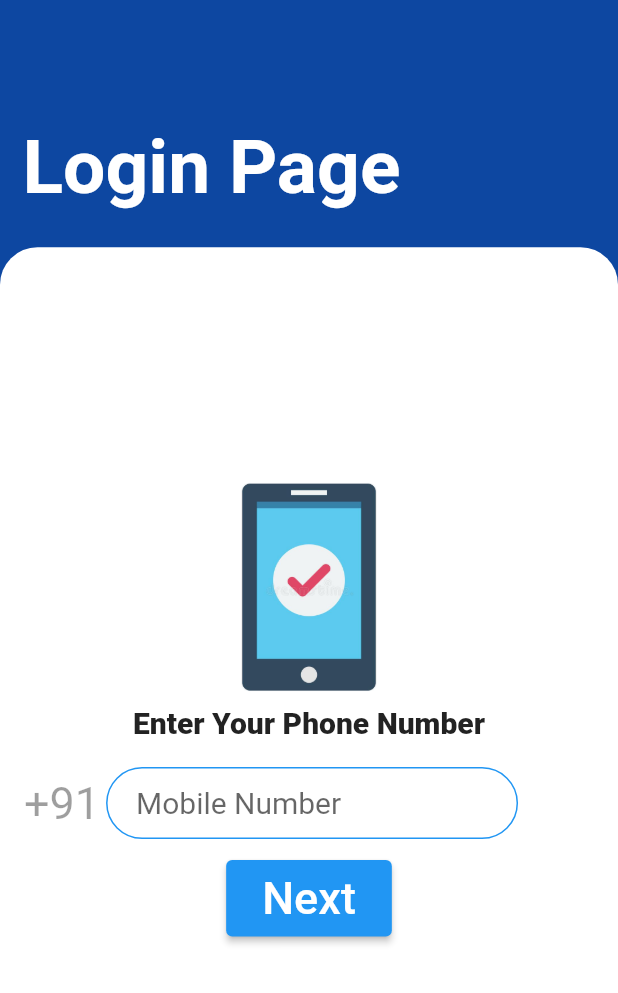
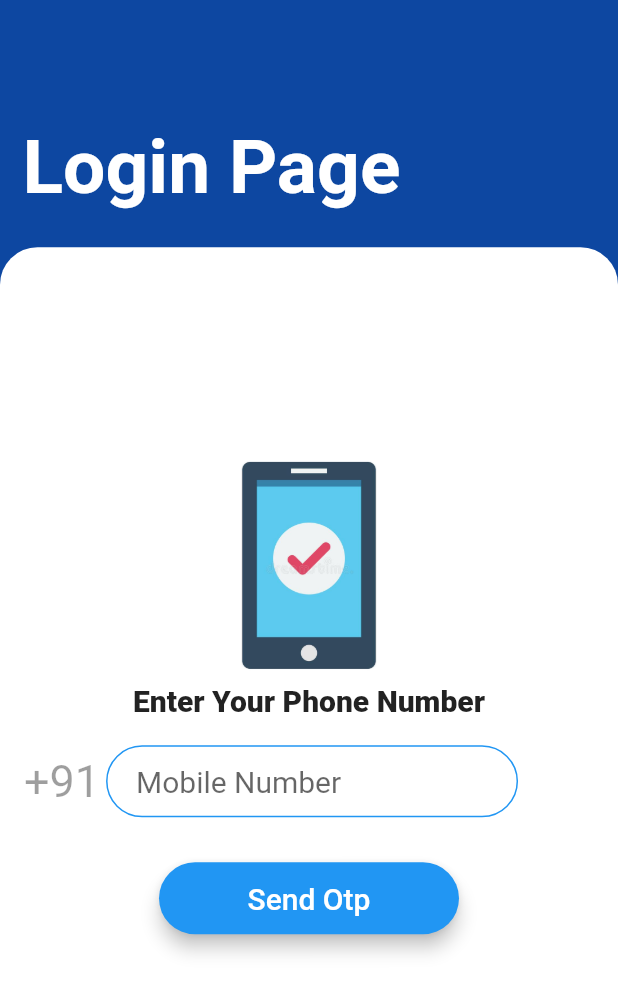
Before and after one commit to Ayushsahu6700/Login-Screen-Bloc, a Flutter app: the screen it shows after launch, on a phone screen of 412 x 824 dp. Shown: the top 993 px of the screen. Run offline on Flutter 3.47's test engine with Material 2 defaults, Android fonts, the light colour scheme and no system bars; our stand-ins replace otp_text_field.

Commit message:
refactored code

```diff
--- /dev/null
+++ b/lib/components/constants.dart
@@ -0,0 +1,17 @@
+import 'package:flutter/material.dart';
+
+const kTextFieldDecoration = InputDecoration(
+  hintText: 'Enter ypor value',
+  contentPadding: EdgeInsets.symmetric(vertical: 10.0, horizontal: 20.0),
+  border: OutlineInputBorder(
+    borderRadius: BorderRadius.all(Radius.circular(32.0)),
+  ),
+  enabledBorder: OutlineInputBorder(
+    borderSide: BorderSide(color: Colors.blue, width: 1.0),
+    borderRadius: BorderRadius.all(Radius.circular(32.0)),
+  ),
+  focusedBorder: OutlineInputBorder(
+    borderSide: BorderSide(color: Colors.blue, width: 2.0),
+    borderRadius: BorderRadius.all(Radius.circular(32.0)),
+  ),
+);
--- /dev/null
+++ b/lib/components/widgets.dart
@@ -0,0 +1,29 @@
+import 'package:flutter/material.dart';
+
+class RoundedButton extends StatelessWidget {
+  RoundedButton(
+      {required this.colour, required this.title, required this.onPressed});
+  final Color colour;
+  final String title;
+  final VoidCallback onPressed;
+  @override
+  Widget build(BuildContext context) {
+    return Padding(
+      padding: EdgeInsets.symmetric(vertical: 16.0),
+      child: Material(
+        elevation: 5.0,
+        color: colour,
+        borderRadius: BorderRadius.circular(30.0),
+        child: MaterialButton(
+          onPressed: onPressed,
+          minWidth: 200.0,
+          height: 42.0,
+          child: Text(
+            title,
+            style: TextStyle(fontSize: 20, color: Colors.white),
+          ),
+        ),
+      ),
+    );
+  }
+}
--- a/lib/views/firstpage.dart
+++ b/lib/views/firstpage.dart
@@ -1,5 +1,7 @@
+import 'package:bloc/components/widgets.dart';
 import 'package:flutter/cupertino.dart';
 import 'package:flutter/material.dart';
+import '../components/constants.dart';
 import 'otpScreen.dart';
 
 class MyHomePage extends StatefulWidget {
@@ -94,27 +96,8 @@ class _MyHomePageState extends State<MyHomePage> {
                                 keyboardType: TextInputType.number,
                                 autofocus: false,
                                 style: TextStyle(fontSize: 20),
-                                decoration: InputDecoration(
-                                  hintText: 'Mobile Number',
-                                  contentPadding: EdgeInsets.symmetric(
-                                      vertical: 10.0, horizontal: 20.0),
-                                  border: OutlineInputBorder(
-                                    borderRadius:
-                                        BorderRadius.all(Radius.circular(32.0)),
-                                  ),
-                                  enabledBorder: OutlineInputBorder(
-                                    borderSide: BorderSide(
-                                        color: Colors.blue, width: 1.0),
-                                    borderRadius:
-                                        BorderRadius.all(Radius.circular(32.0)),
-                                  ),
-                                  focusedBorder: OutlineInputBorder(
-                                    borderSide: BorderSide(
-                                        color: Colors.blue, width: 2.0),
-                                    borderRadius:
-                                        BorderRadius.all(Radius.circular(32.0)),
-                                  ),
-                                ),
+                                decoration: kTextFieldDecoration.copyWith(
+                                    hintText: 'Mobile Number'),
                                 onChanged: (value) {
                                   mob = value.toString();
                                 },
@@ -123,7 +106,9 @@ class _MyHomePageState extends State<MyHomePage> {
                           ),
                         ],
                       ),
-                      ElevatedButton(
+                      RoundedButton(
+                        colour: Colors.blue,
+                        title: "Send Otp",
                         onPressed: () {
                           Navigator.push(context,
                               MaterialPageRoute(builder: (context) {
@@ -132,15 +117,6 @@ class _MyHomePageState extends State<MyHomePage> {
                             );
                           }));
                         },
-                        child: Container(
-                          child: Padding(
-                            padding: const EdgeInsets.all(8.0),
-                            child: Text(
-                              "Next",
-                              style: TextStyle(fontSize: 30),
-                            ),
-                          ),
-                        ),
                       ),
                       Padding(
                         padding: const EdgeInsets.all(16.0),
--- a/lib/views/otpScreen.dart
+++ b/lib/views/otpScreen.dart
@@ -1,3 +1,4 @@
+import 'package:bloc/components/widgets.dart';
 import 'package:flutter/material.dart';
 import 'package:otp_text_field/otp_field.dart';
 import 'package:otp_text_field/style.dart';
@@ -78,7 +79,7 @@ class _otpScreenState extends State<otpScreen> {
                         padding: const EdgeInsets.all(18.0),
                         child: OTPTextField(
                           length: 5,
-                          width: 3 * MediaQuery.of(context).size.width / 5,
+                          width: MediaQuery.of(context).size.width,
                           fieldWidth: 40,
                           style: TextStyle(
                               fontSize: 17, fontWeight: FontWeight.w700),
@@ -92,22 +93,15 @@ class _otpScreenState extends State<otpScreen> {
                           },
                         ),
                       ),
-                      ElevatedButton(
+                      RoundedButton(
+                        colour: Colors.deepPurpleAccent,
+                        title: "Next",
                         onPressed: () {
                           Navigator.push(context,
                               MaterialPageRoute(builder: (context) {
                             return HomePage();
                           }));
                         },
-                        child: Container(
-                          child: Padding(
-                            padding: const EdgeInsets.all(8.0),
-                            child: Text(
-                              "Next",
-                              style: TextStyle(fontSize: 30),
-                            ),
-                          ),
-                        ),
                       ),
                       Padding(
                         padding: const EdgeInsets.all(16.0),
```
